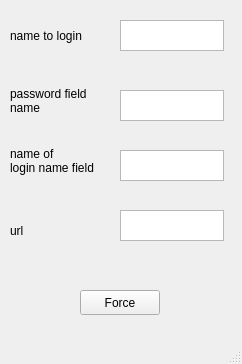
First picture: the form in mainwindow.ui, repository CommanderSpinner/brute_force_C, before the edit.
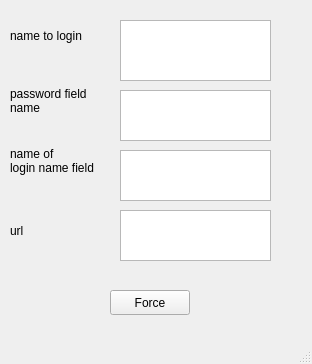
Second picture: the form after the edit.

Commit message: updated gui, httreq and sender

```diff
--- a/mainwindow.ui
+++ b/mainwindow.ui
@@ -6,7 +6,7 @@
    <rect>
     <x>0</x>
     <y>0</y>
-    <width>242</width>
+    <width>312</width>
     <height>364</height>
    </rect>
   </property>
@@ -30,7 +30,7 @@
    <widget class="QPushButton" name="btn_Force">
     <property name="geometry">
      <rect>
-      <x>80</x>
+      <x>110</x>
       <y>290</y>
       <width>80</width>
       <height>25</height>
@@ -45,8 +45,8 @@
      <rect>
       <x>120</x>
       <y>20</y>
-      <width>104</width>
-      <height>31</height>
+      <width>151</width>
+      <height>61</height>
      </rect>
     </property>
    </widget>
@@ -69,8 +69,8 @@
      <rect>
       <x>120</x>
       <y>90</y>
-      <width>104</width>
-      <height>31</height>
+      <width>151</width>
+      <height>51</height>
      </rect>
     </property>
    </widget>
@@ -79,8 +79,8 @@
      <rect>
       <x>120</x>
       <y>210</y>
-      <width>104</width>
-      <height>31</height>
+      <width>151</width>
+      <height>51</height>
      </rect>
     </property>
    </widget>
@@ -102,8 +102,8 @@
      <rect>
       <x>120</x>
       <y>150</y>
-      <width>104</width>
-      <height>31</height>
+      <width>151</width>
+      <height>51</height>
      </rect>
     </property>
    </widget>
```
Left out of the diff: 2 changed lines with no effect on the pictures. The commit also changes 5 other files.
